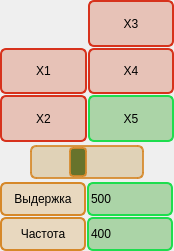
The window that GUI/widget_camera_control.ui (orizonti/CONTROI_INTERFACE_RUBY) describes before a commit, drawn with Qt 5.
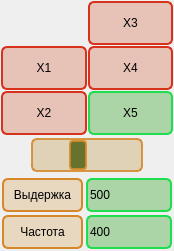
The same window after the commit. Icons and pictures are not drawn.

Patch:
```diff
--- a/GUI/widget_camera_control.ui
+++ b/GUI/widget_camera_control.ui
@@ -55,19 +55,19 @@
   </property>
   <layout class="QGridLayout" name="gridLayout">
    <property name="leftMargin">
-    <number>0</number>
+    <number>1</number>
    </property>
    <property name="topMargin">
-    <number>0</number>
+    <number>1</number>
    </property>
    <property name="rightMargin">
-    <number>0</number>
+    <number>1</number>
    </property>
    <property name="bottomMargin">
-    <number>0</number>
+    <number>1</number>
    </property>
    <property name="spacing">
-    <number>1</number>
+    <number>3</number>
    </property>
    <item row="0" column="0">
     <widget class="QGroupBox" name="groupBox">
@@ -405,8 +405,20 @@
    </item>
    <item row="1" column="0">
     <layout class="QGridLayout" name="gridLayout_2">
+     <property name="leftMargin">
+      <number>1</number>
+     </property>
+     <property name="topMargin">
+      <number>1</number>
+     </property>
+     <property name="rightMargin">
+      <number>1</number>
+     </property>
+     <property name="bottomMargin">
+      <number>1</number>
+     </property>
      <property name="spacing">
-      <number>1</number>
+      <number>3</number>
      </property>
      <item row="0" column="0">
       <widget class="QPushButton" name="butSetExposure">
```
